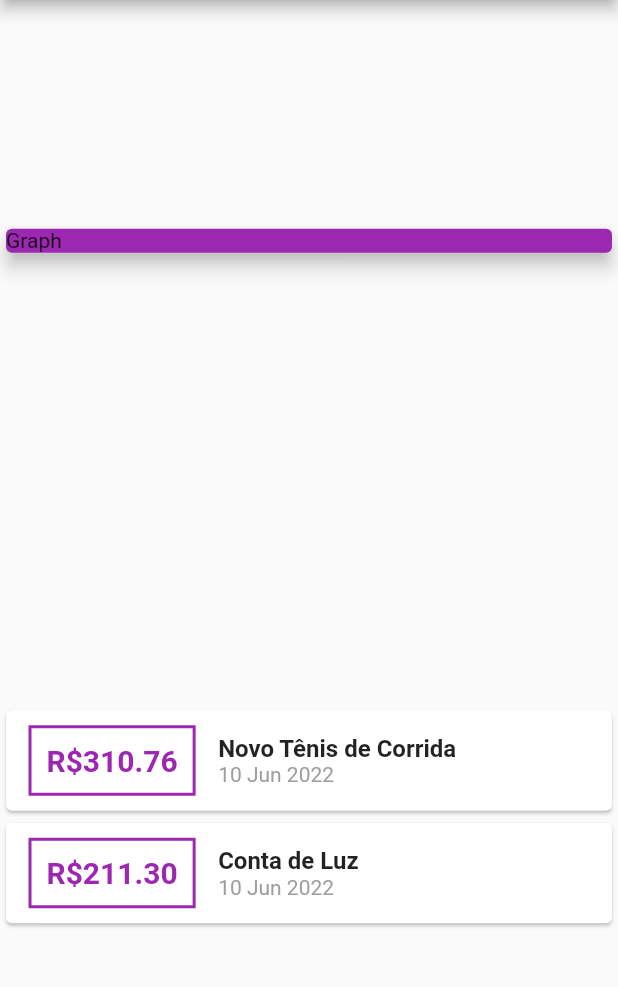
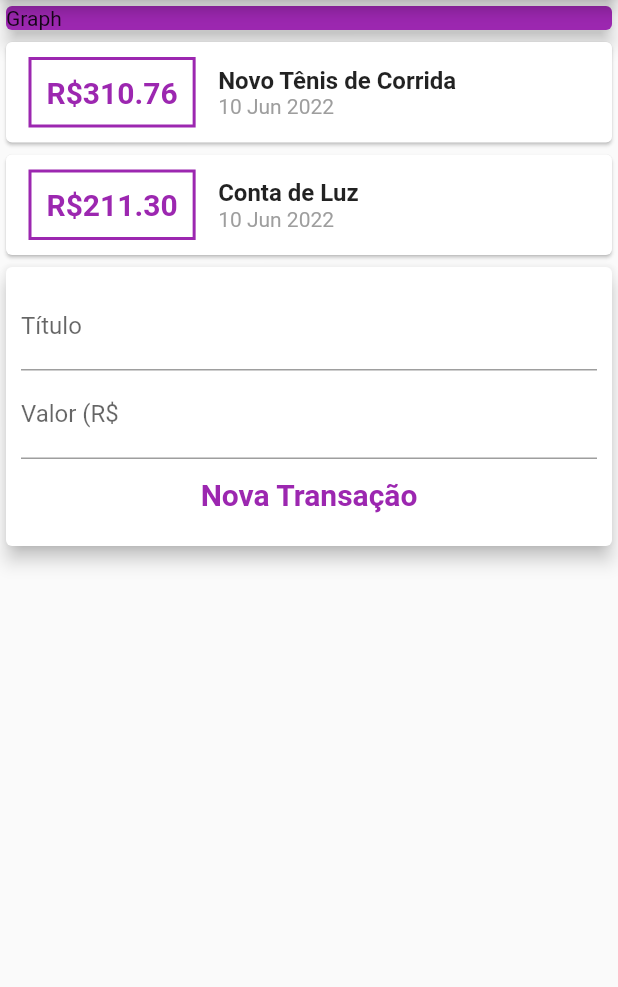
Before and after one commit to arthurrossibr/flutter-despesas, a Flutter app: the screen it shows after launch, on a phone screen of 412 x 824 dp, the part 84-1071 px from its top. Run offline on Flutter 3.47's test engine with Material 2 defaults, Android fonts, the light colour scheme and no system bars.

Commit message:
Add new transactions form

```diff
--- a/lib/main.dart
+++ b/lib/main.dart
@@ -15,6 +15,10 @@ class ExpensesApp extends StatelessWidget {
 
 class MyHomePage extends StatelessWidget {
   MyHomePage({Key? key}) : super(key: key);
+
+  final titleController = TextEditingController();
+  final valueController = TextEditingController();
+
   final _transactions = [
     Transaction(
         id: 't1',
@@ -32,7 +36,6 @@ class MyHomePage extends StatelessWidget {
         title: const Text('Despesas Pessoais'),
       ),
       body: Column(
-        mainAxisAlignment: MainAxisAlignment.spaceAround,
         crossAxisAlignment: CrossAxisAlignment.stretch,
         children: <Widget>[
           Container(
@@ -93,6 +96,38 @@ class MyHomePage extends StatelessWidget {
                 );
               }).toList()
             ],
+          ),
+          Card(
+            elevation: 5,
+            child: Padding(
+              padding: const EdgeInsets.all(10),
+              child: Column(
+                children: <Widget>[
+                  TextField(
+                    controller: titleController,
+                    decoration: const InputDecoration(
+                      labelText: 'Título',
+                    ),
+                  ),
+                  TextField(
+                    controller: valueController,
+                    decoration: const InputDecoration(
+                      labelText: 'Valor (R\$',
+                    ),
+                  ),
+                  TextButton(
+                      style: TextButton.styleFrom(
+                        textStyle: const TextStyle(
+                          fontSize: 20,
+                          fontWeight: FontWeight.bold,
+                        ),
+                        primary: Colors.purple,
+                      ),
+                      onPressed: () {},
+                      child: const Text('Nova Transação'))
+                ],
+              ),
+            ),
           )
         ],
       ),
```
